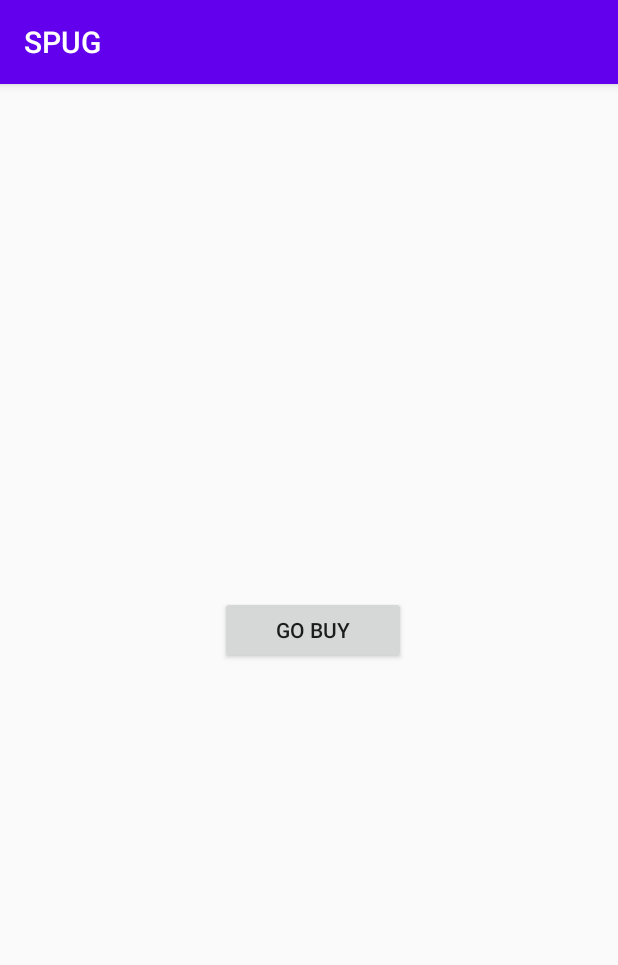
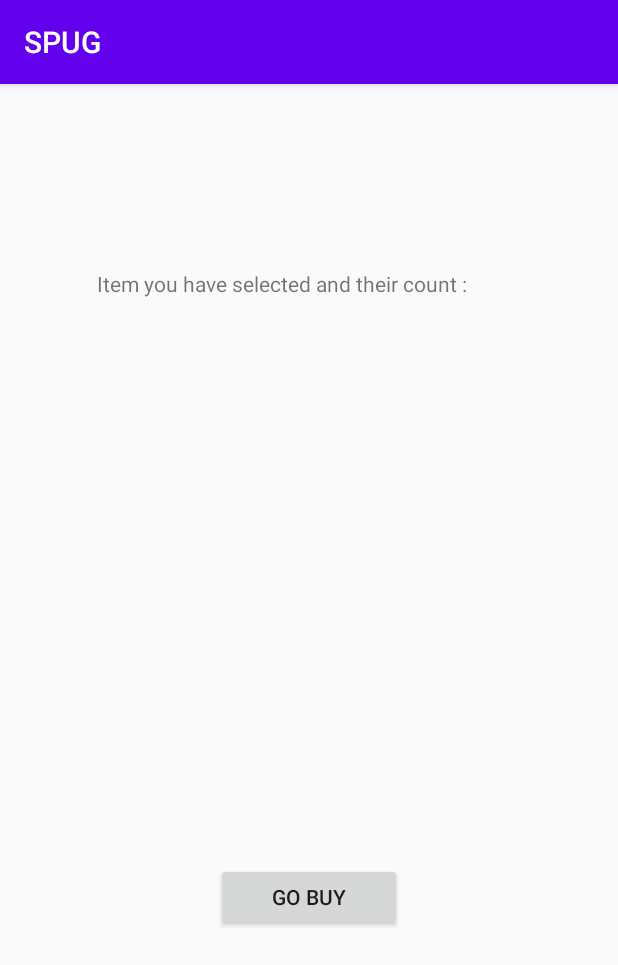
Before and after one commit to koushik1703/SmartPurchasingUndGuidance, an Android app: the SubscribeItems screen opened directly, with no data from a screen before it, on a phone screen of 412 x 824 dp. Shown: the top 965 px of the screen. Run offline under Robolectric (Android 15) with nearby library versions, the phone set to English and light mode, and no system bars; libraries missing offline, so code that uses them is left out: org.eclipse.paho.

Commit message:
Label for views

```diff
--- a/SPUGAndriod/app/src/main/res/layout/activity_subscribe_items.xml
+++ b/SPUGAndriod/app/src/main/res/layout/activity_subscribe_items.xml
@@ -8,12 +8,12 @@
 
     <TextView
         android:id="@+id/itemsView"
-        android:layout_width="286dp"
-        android:layout_height="139dp"
-        android:layout_marginStart="63dp"
-        android:layout_marginTop="142dp"
-        android:layout_marginEnd="62dp"
-        android:layout_marginBottom="450dp"
+        android:layout_width="288dp"
+        android:layout_height="274dp"
+        android:layout_marginStart="62dp"
+        android:layout_marginTop="172dp"
+        android:layout_marginEnd="61dp"
+        android:layout_marginBottom="285dp"
         android:text=""
         app:layout_constraintBottom_toBottomOf="parent"
         app:layout_constraintEnd_toEndOf="parent"
@@ -24,13 +24,27 @@
         android:id="@+id/subcribeButton"
         android:layout_width="124dp"
         android:layout_height="45dp"
-        android:layout_marginStart="164dp"
-        android:layout_marginTop="321dp"
-        android:layout_marginEnd="159dp"
-        android:layout_marginBottom="362dp"
+        android:layout_marginStart="143dp"
+        android:layout_marginTop="501dp"
+        android:layout_marginEnd="144dp"
+        android:layout_marginBottom="185dp"
         android:text="Go Buy"
         app:layout_constraintBottom_toBottomOf="parent"
         app:layout_constraintEnd_toEndOf="parent"
         app:layout_constraintStart_toStartOf="parent"
         app:layout_constraintTop_toTopOf="parent" />
+
+    <TextView
+        android:id="@+id/textView3"
+        android:layout_width="280dp"
+        android:layout_height="37dp"
+        android:layout_marginStart="64dp"
+        android:layout_marginTop="105dp"
+        android:layout_marginEnd="67dp"
+        android:layout_marginBottom="589dp"
+        android:text="Item you have selected and their count :"
+        app:layout_constraintBottom_toBottomOf="parent"
+        app:layout_constraintEnd_toEndOf="parent"
+        app:layout_constraintStart_toStartOf="parent"
+        app:layout_constraintTop_toTopOf="parent" />
 </androidx.constraintlayout.widget.ConstraintLayout>
```
Also changed, not shown: SPUGAndriod/app/src/main/res/layout/activity_un_assign_cart_view.xml (+17 -3 lines), 2 other files.
